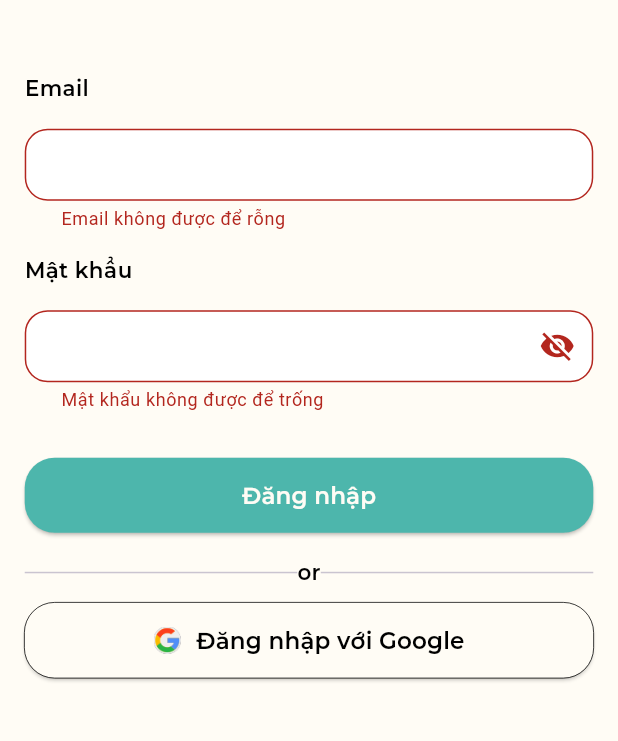
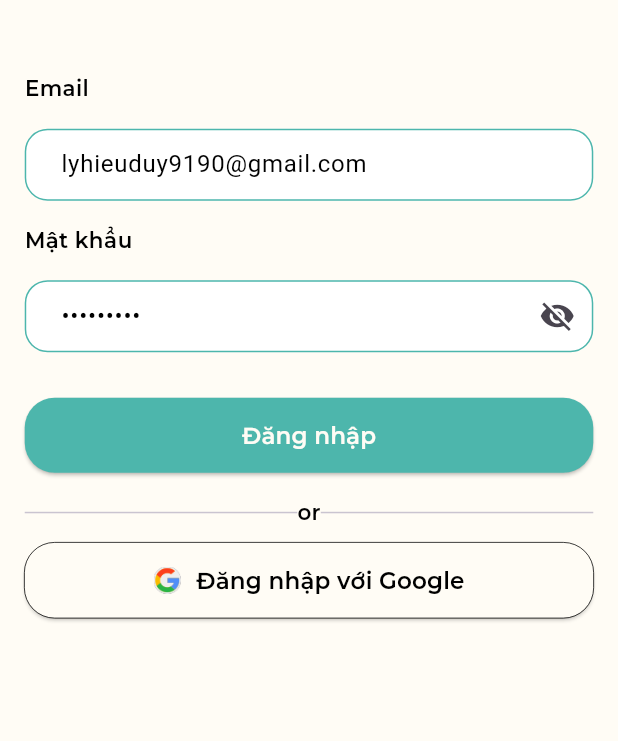
Before and after one commit to AnHoangcode/theday, a Flutter app: the screen it shows after launch, after a tap on "Đăng nhập với Google", on a phone screen of 412 x 824 dp, the part 296-1037 px from its top. Run offline on Flutter 3.47's test engine with Material 3 defaults, Android fonts, the light colour scheme and no system bars; our stand-ins replace curved_labeled_navigation_bar, firebase_core, flutter_spinkit, get, google_fonts, google_sign_in and 1 more; accounts and stored records are empty.

Commit message:
Set up login google

```diff
--- a/lib/app/modules/login/controllers/login_controller.dart
+++ b/lib/app/modules/login/controllers/login_controller.dart
@@ -2,6 +2,7 @@ import 'dart:developer';
 
 import 'package:flutter/material.dart';
 import 'package:get/get.dart';
+import 'package:google_sign_in/google_sign_in.dart';
 import 'package:theday/app/common/base_common.dart';
 import 'package:theday/app/modules/login/service/auth_service.dart';
 import 'package:theday/app/resource/util_common.dart';
@@ -11,9 +12,9 @@ class LoginController extends GetxController {
   //TODO: Implement LoginController
 
   TextEditingController emailController =
-      TextEditingController(text: '');
+      TextEditingController(text: 'lyhieuduy9190@gmail.com');
   TextEditingController passwordController =
-      TextEditingController(text: '');
+      TextEditingController(text: '123456789');
 
   Rx<String> emailError = ''.obs;
   Rx<String> passwordError = ''.obs;
@@ -23,6 +24,13 @@ class LoginController extends GetxController {
 
   final visiblePassword = false.obs;
   AuthService service = AuthService();
+
+  GoogleSignIn _googleSignIn = GoogleSignIn(
+    scopes: <String>[
+      'email',
+      'https://www.googleapis.com/auth/contacts.readonly',
+    ]
+  );
   @override
   void onInit() {
     super.onInit();
@@ -77,4 +85,21 @@ class LoginController extends GetxController {
       });
     }
   }
+
+  Future<void> handleSignIn() async {
+  try {
+  GoogleSignInAccount? account =   await _googleSignIn.signIn();
+  if(account!=null){
+    account.authentication.then((res){
+      log(res.accessToken??'');
+      log(res.idToken??'');
+
+    });
+  }
+  } catch (error) {
+    print('lỗi $error');
+  }
 }
+
+
+}
--- a/lib/app/modules/login/views/login_view.dart
+++ b/lib/app/modules/login/views/login_view.dart
@@ -148,7 +148,7 @@ class LoginView extends GetView<LoginController> {
                         ],
                       ),
                       onPressed: () async {
-                        await controller.login();
+                        await controller.handleSignIn();
                       },
                     ),
                   ),
--- a/lib/app/modules/nav-home/views/nav_home_view.dart
+++ b/lib/app/modules/nav-home/views/nav_home_view.dart
@@ -40,7 +40,7 @@ class NavHomeView extends GetView<NavHomeController> {
                         SizedBoxConst.sizeWith(context: context),
                         TextConstant.subTile3(context,
                             fontWeight: FontWeight.bold,
-                            text: 'Xin chào',
+                            text: 'Xin chào,\n${BaseCommon.instance.accountSession?.name}',
                             color: ColorManager.secondaryColor),
                       ],
                     ),
--- a/lib/main.dart
+++ b/lib/main.dart
@@ -1,10 +1,17 @@
+import 'package:firebase_core/firebase_core.dart';
 import 'package:flutter/material.dart';
 
 import 'package:get/get.dart';
+import 'package:theday/firebase_options.dart';
 
 import 'app/routes/app_pages.dart';
 
-void main() {
+
+Future<void> main() async {
+  WidgetsFlutterBinding.ensureInitialized();
+  await Firebase.initializeApp(
+    options: DefaultFirebaseOptions.currentPlatform,
+);
   runApp(
     GetMaterialApp(
       title: "Application",
--- a/pubspec.yaml
+++ b/pubspec.yaml
@@ -13,6 +13,8 @@ dependencies:
   cached_network_image: ^3.3.1
   intl:
   shared_preferences: ^2.2.2
+  google_sign_in: ^6.2.1
+  firebase_core: ^3.3.0
   get: 4.6.6
   flutter:
     sdk: flutter
```
Also changed, not shown: lib/app/common/model/account.dart (+10 -0 lines), firebase.json (added), lib/firebase_options.dart (added), 10 other files.
